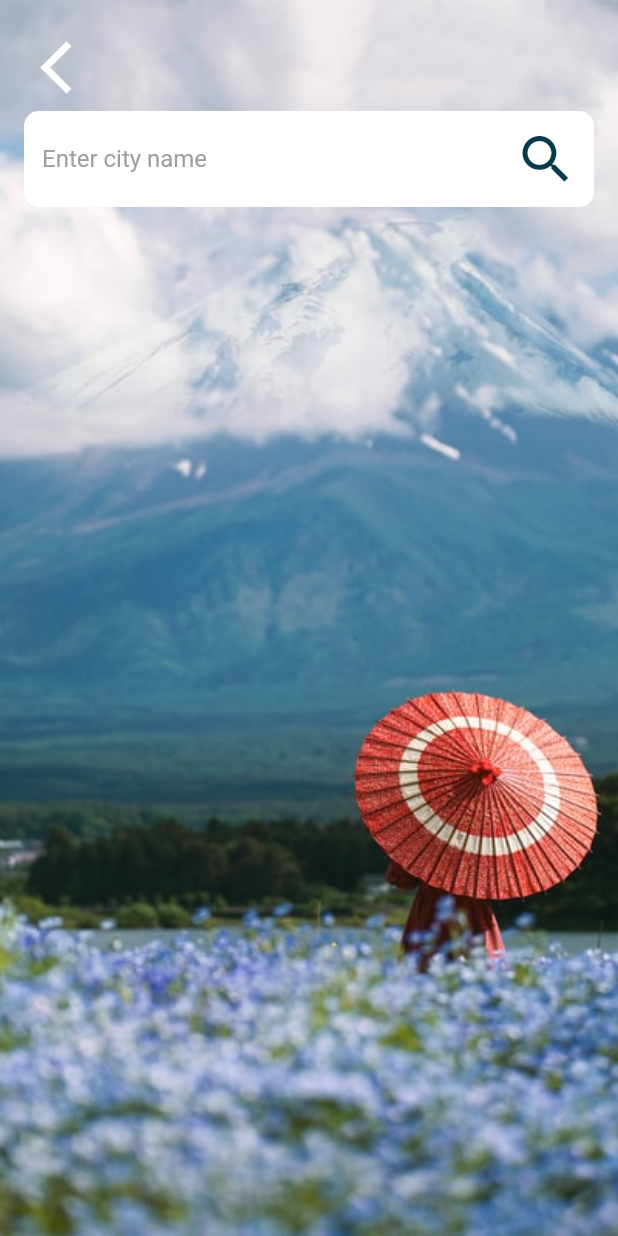
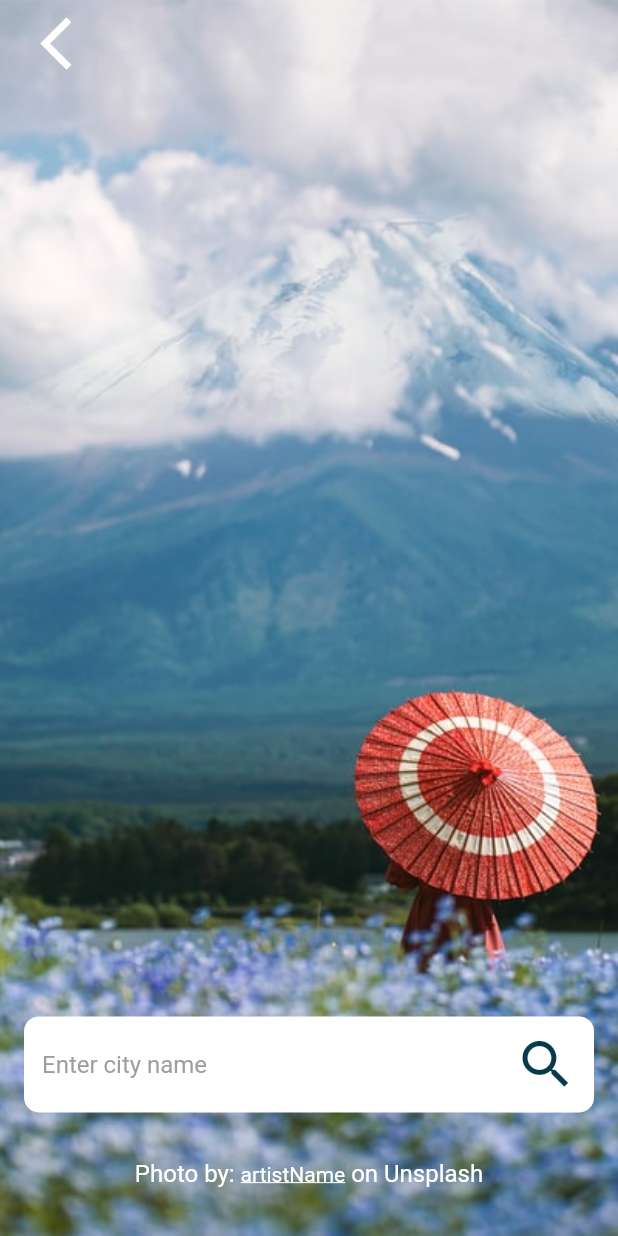
Before and after one commit to mannuelf/flutter-weather-app, a Flutter app: the CityScreen screen opened directly, on a phone screen of 412 x 824 dp. Run offline on Flutter 3.47's test engine with Material 2 defaults, Android fonts, the phone set to English and light mode, and no system bars; our stand-ins replace flutter_dotenv, flutter_spinkit, geolocator, weather_icons; missing offline and left inert: alert, unsplash_client; network calls fail; project files that could hold a hidden picture were left out.

Commit message:
city screen layout fixed up

```diff
--- a/lib/screens/city_screen.dart
+++ b/lib/screens/city_screen.dart
@@ -1,5 +1,6 @@
 import 'package:flutter/material.dart';
 import 'package:personalweather/utilities/constants.dart';
+import 'package:url_launcher/link.dart';
 
 class CityScreen extends StatefulWidget {
   const CityScreen({Key? key}) : super(key: key);
@@ -51,13 +52,15 @@ class _CityScreenState extends State<CityScreen> {
             fit: BoxFit.cover,
           ),
         ),
-        constraints: const BoxConstraints.expand(),
         child: SafeArea(
           child: Padding(
-            padding: const EdgeInsets.all(16.0),
+            padding: const EdgeInsets.only(
+                left: 16.0, right: 16.0, top: 0, bottom: 0),
             child: Column(
               children: <Widget>[
-                Align(
+                Expanded(
+                  flex: 1,
+                  child: Align(
                     alignment: Alignment.topLeft,
                     child: TextButton(
                       onPressed: () {
@@ -70,7 +73,12 @@ class _CityScreenState extends State<CityScreen> {
                       ),
                     ),
                   ),
-                TextField(
+                ),
+                Expanded(
+                  flex: 8,
+                  child: Container(
+                    alignment: Alignment.bottomCenter,
+                    child: TextField(
                       style: const TextStyle(color: Colors.black),
                       decoration: InputDecoration(
                         filled: true,
@@ -99,6 +107,42 @@ class _CityScreenState extends State<CityScreen> {
                         city = value;
                       }),
                     ),
+                  ),
+                ),
+                Expanded(
+                  flex: 1,
+                  child: Row(
+                    mainAxisAlignment: MainAxisAlignment.center,
+                    children: <Widget>[
+                      const Text(
+                        'Photo by: ',
+                        style: TextStyle(fontSize: 16),
+                      ),
+                      Link(
+                        uri: Uri.parse('artistUri'),
+                        target: LinkTarget.blank,
+                        builder: (context, followLink) => MouseRegion(
+                          cursor: SystemMouseCursors.click,
+                          child: GestureDetector(
+                            onTap: followLink,
+                            child: Text(
+                              'artistName',
+                              style: TextStyle(
+                                decoration: TextDecoration.underline,
+                                decorationStyle: TextDecorationStyle.solid,
+                                color: Colors.white,
+                              ),
+                            ),
+                          ),
+                        ),
+                      ),
+                      const Text(
+                        ' on Unsplash',
+                        style: TextStyle(fontSize: 16),
+                      ),
+                    ],
+                  ),
+                ),
               ],
             ),
           ),
```
Lines whose indentation alone changed are shown as unchanged.
